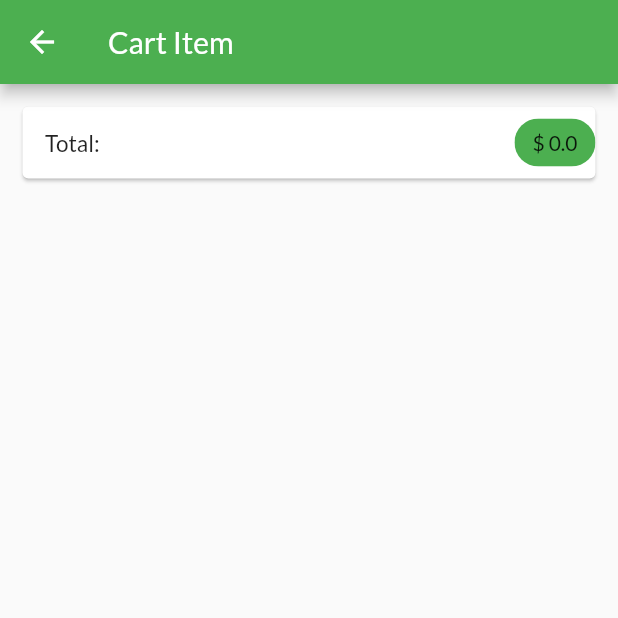
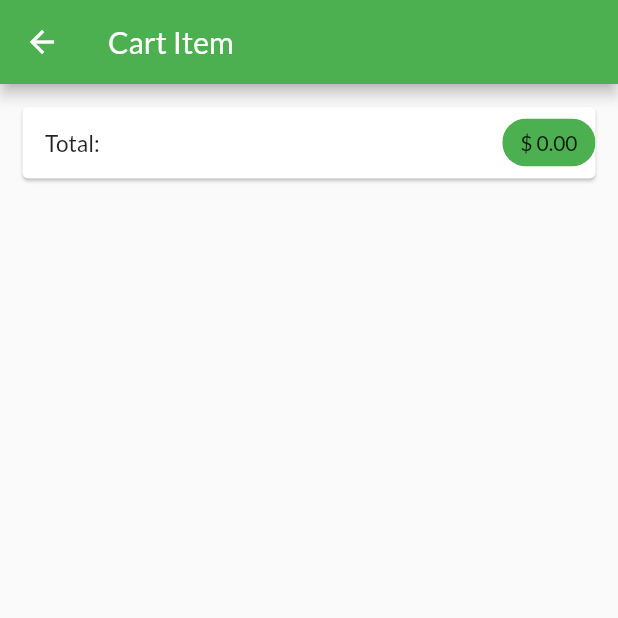
Before and after one commit to Moshated-flutter/shoping_app, a Flutter app: the CartScreen screen opened by its route, on a phone screen of 412 x 824 dp, the top half of it. Run offline on Flutter 3.47's test engine with Material 2 defaults, Android fonts, the phone set to English and light mode, and no system bars; our stand-ins replace google_fonts; network calls fail.

```diff
--- /dev/null
+++ b/lib/providers/orders_providers.dart
@@ -0,0 +1,35 @@
+import 'package:flutter/material.dart';
+import 'package:shoping_app/providers/cart.dart';
+
+class OrderItems {
+  final String id;
+  final double amount;
+  final List<CartItem> products;
+  final DateTime dateTime;
+  OrderItems({
+    required this.id,
+    required this.amount,
+    required this.dateTime,
+    required this.products,
+  });
+}
+
+class Orders with ChangeNotifier {
+  List<OrderItems> _orders = [];
+  List<OrderItems> get orders {
+    return [..._orders];
+  }
+
+  void addorder(List<CartItem> cartproduct, double total) {
+    _orders.insert(
+      0,
+      OrderItems(
+        id: DateTime.now().toString(),
+        amount: total,
+        dateTime: DateTime.now(),
+        products: cartproduct,
+      ),
+    );
+    notifyListeners();
+  }
+}
--- a/lib/screens/cart_screen.dart
+++ b/lib/screens/cart_screen.dart
@@ -1,6 +1,7 @@
 import 'package:flutter/material.dart';
 import 'package:provider/provider.dart';
 import 'package:shoping_app/providers/cart.dart';
+import 'package:shoping_app/providers/orders_providers.dart';
 import 'package:shoping_app/widgets/cart_item.dart';
 
 class CartScreen extends StatelessWidget {
@@ -11,47 +12,55 @@ class CartScreen extends StatelessWidget {
     final cart = Provider.of<Cart>(context);
     return Scaffold(
       appBar: AppBar(
-        title: Text('Cart Item'),
+        title: const Text('Cart Item'),
       ),
       body: Column(
         children: [
           Card(
-            margin: EdgeInsets.all(15),
+            margin: const EdgeInsets.all(15),
             child: Row(
               mainAxisAlignment: MainAxisAlignment.spaceBetween,
               children: [
-                Padding(
+                const Padding(
                   padding: EdgeInsets.all(15),
                   child: Text(
                     'Total:',
                     style: TextStyle(fontSize: 15),
                   ),
                 ),
-                SizedBox(
+                const SizedBox(
                   width: 10,
                 ),
                 Column(
                   children: [
                     Chip(
-                      label: Text('\$ ${cart.totalSum}'),
+                      label: Text('\$ ${cart.totalSum.toStringAsFixed(2)}'),
                       backgroundColor: Theme.of(context).primaryColor,
                     ),
                     cart.totalSum == 0
-                        ? SizedBox()
+                        ? const SizedBox()
                         : TextButton(
-                            onPressed: () {},
-                            child: Text('place order!'),
+                            onPressed: () {
+                              Provider.of<Orders>(context, listen: false)
+                                  .addorder(
+                                cart.items.values.toList(),
+                                cart.totalSum,
+                              );
+                              cart.clearCart();
+                            },
+                            child: const Text('place order!'),
                           )
                   ],
                 ),
               ],
             ),
           ),
-          SizedBox(height: 15),
+          const SizedBox(height: 15),
           Expanded(
             child: ListView.builder(
               itemBuilder: (context, index) => CartWidget(
                 cart.items.values.toList()[index].id,
+                cart.items.keys.toList()[index],
                 cart.items.values.toList()[index].title,
                 cart.items.values.toList()[index].price,
                 cart.items.values.toList()[index].amount,
--- a/lib/screens/product_screen.dart
+++ b/lib/screens/product_screen.dart
@@ -1,6 +1,7 @@
 import 'package:flutter/material.dart';
 import 'package:shoping_app/providers/cart.dart';
 import 'package:shoping_app/providers/product_providers.dart';
+import 'package:shoping_app/screens/app_drawer.dart';
 import 'package:shoping_app/screens/cart_screen.dart';
 import 'package:shoping_app/widgets/203%20badge.dart';
 import 'package:shoping_app/widgets/product_grid.dart';
@@ -53,6 +54,7 @@ class _ProductScreenState extends State<ProductScreen> {
           ),
         ),
       ]),
+      drawer: AppDrawer(),
       body: Column(
         children: [
           SizedBox(
--- a/pubspec.yaml
+++ b/pubspec.yaml
@@ -33,6 +33,8 @@ dependencies:
     sdk: flutter
   google_fonts: ^3.0.1
   provider: ^6.0.3
+  dependencies:
+  intl: ^0.17.0
 
   # The following adds the Cupertino Icons font to your application.
   # Use with the CupertinoIcons class for iOS style icons.
```
Also changed, not shown: lib/main.dart (+7 -3 lines), lib/providers/cart.dart (+10 -0 lines), lib/screens/app_drawer.dart (added, +36 -0 lines), lib/screens/ordrer_screen.dart (added, +22 -0 lines), lib/screens/product_details_screen.dart (+29 -1 lines), lib/widgets/cart_item.dart (+16 -2 lines), pubspec.lock.
